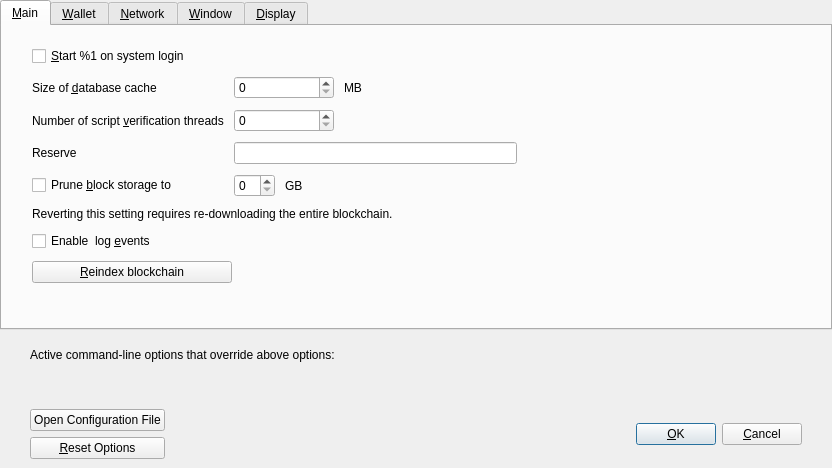
Before: the Qt Designer form src/qt/forms/optionsdialog.ui in Hydra-Chain/node, drawn with Qt 5.
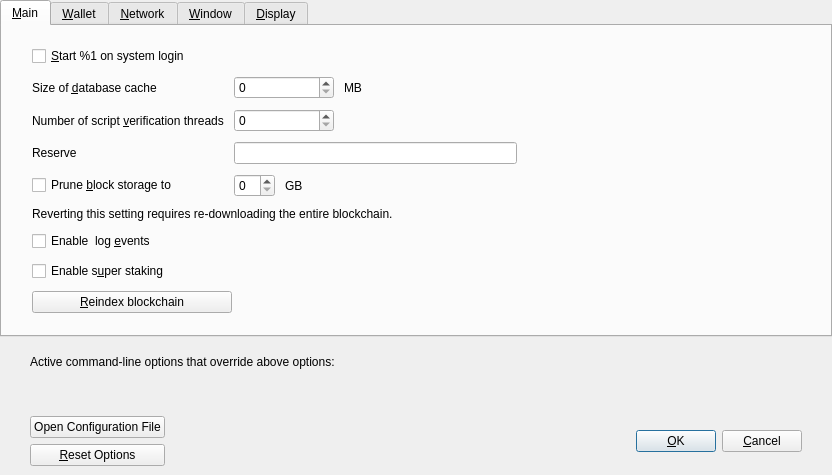
After: the same form once the commit is applied. The open tabs and pages were chosen to show the change. Custom widgets are drawn as their Qt base class.

```diff
--- a/src/qt/forms/optionsdialog.ui
+++ b/src/qt/forms/optionsdialog.ui
@@ -258,6 +258,13 @@
          </property>
         </widget>
        </item>
+       <item>
+        <widget class="QCheckBox" name="superStaking">
+         <property name="text">
+          <string>Enable s&amp;uper staking</string>
+         </property>
+        </widget>
+       </item>
        <item>
         <widget class="QPushButton" name="reindexButton">
          <property name="toolTip">
```
